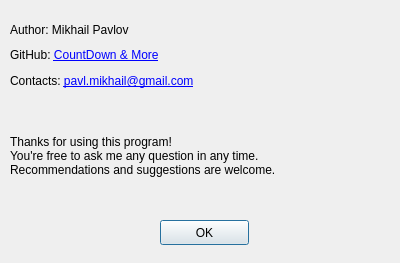
Before: the Qt Designer form About.ui in pm-str/CountDown-More, drawn with Qt 5.
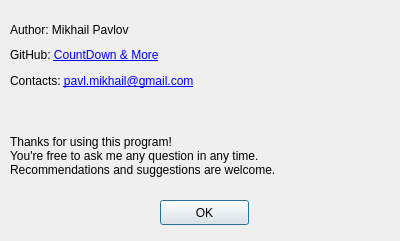
After: the same form once the commit is applied.

The edit to the form file:
```diff
--- a/About.ui
+++ b/About.ui
@@ -7,7 +7,7 @@
     <x>0</x>
     <y>0</y>
     <width>400</width>
-    <height>263</height>
+    <height>241</height>
    </rect>
   </property>
   <property name="windowTitle">
@@ -68,7 +68,7 @@
    <property name="geometry">
     <rect>
      <x>160</x>
-     <y>220</y>
+     <y>200</y>
      <width>89</width>
      <height>25</height>
     </rect>
```
Left out of the diff: 10 changed lines with no effect on the pictures.
